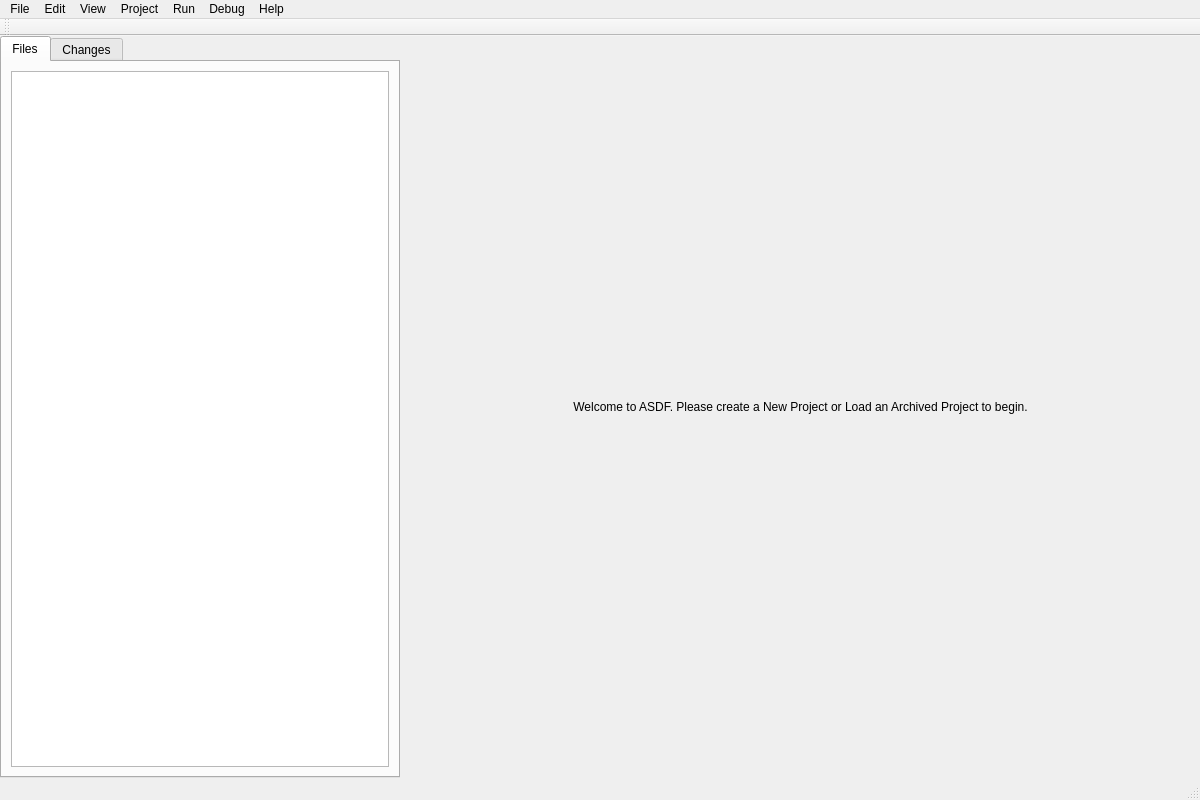
Above: gui/main_window.ui from mariolewis/asdf_factory before the change. Below: the same form after it.
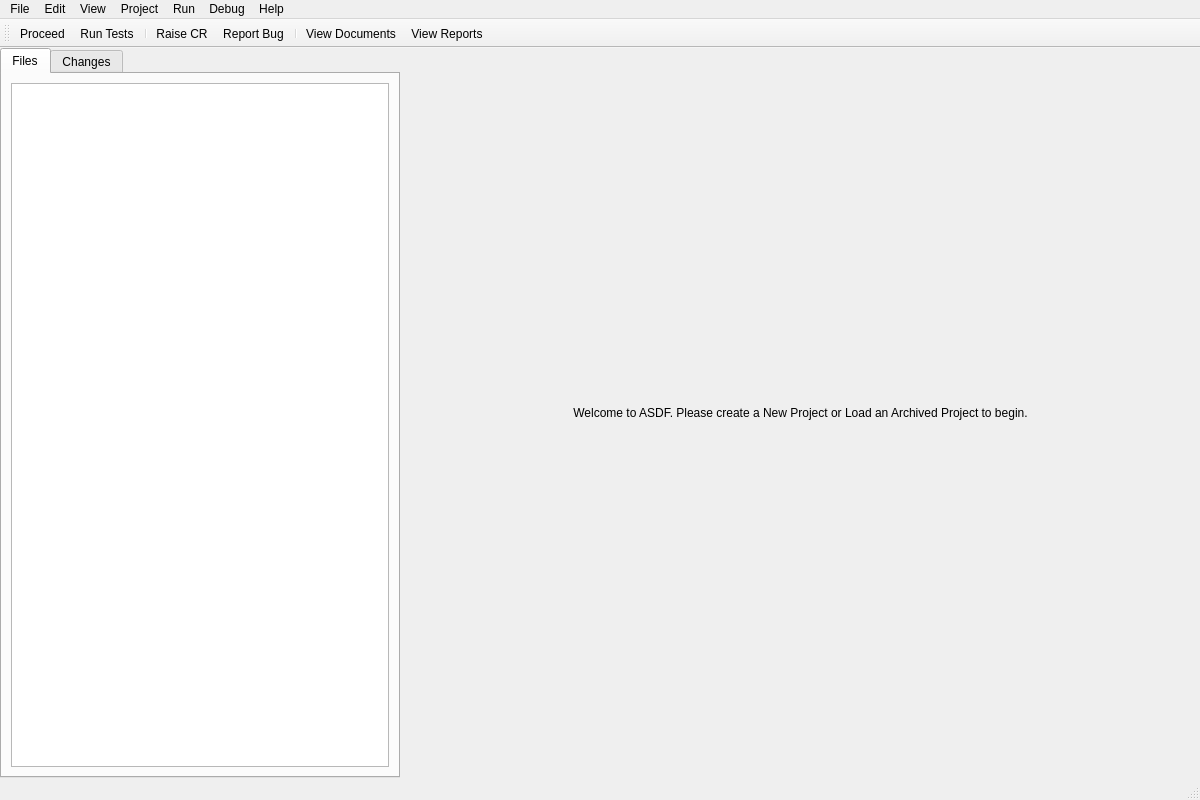
That is the form after the change.

Patch:
```diff
--- a/gui/main_window.ui
+++ b/gui/main_window.ui
@@ -179,6 +179,14 @@
    <attribute name="toolBarBreak">
     <bool>false</bool>
    </attribute>
+   <addaction name="actionProceed"/>
+   <addaction name="actionRun_Tests"/>
+   <addaction name="separator"/>
+   <addaction name="actionRaise_CR"/>
+   <addaction name="actionReport_Bug"/>
+   <addaction name="separator"/>
+   <addaction name="actionView_Documents"/>
+   <addaction name="actionView_Reports"/>
   </widget>
   <action name="actionNew_Project">
    <property name="text">
@@ -205,6 +213,59 @@
     <string>Exit</string>
    </property>
   </action>
+  <action name="actionAbout_ASDF">
+   <property name="text">
+    <string>About ASDF</string>
+   </property>
+  </action>
+  <action name="actionProceed">
+   <property name="text">
+    <string>Proceed</string>
+   </property>
+   <property name="toolTip">
+    <string>Proceed with the next step</string>
+   </property>
+  </action>
+  <action name="actionRun_Tests">
+   <property name="text">
+    <string>Run Tests</string>
+   </property>
+   <property name="toolTip">
+    <string>Run full test suite for the project</string>
+   </property>
+  </action>
+  <action name="actionRaise_CR">
+   <property name="text">
+    <string>Raise CR</string>
+   </property>
+   <property name="toolTip">
+    <string>Raise a new Change Request</string>
+   </property>
+  </action>
+  <action name="actionReport_Bug">
+   <property name="text">
+    <string>Report Bug</string>
+   </property>
+   <property name="toolTip">
+    <string>Report a new bug</string>
+   </property>
+  </action>
+  <action name="actionView_Documents">
+   <property name="text">
+    <string>View Documents</string>
+   </property>
+   <property name="toolTip">
+    <string>View project documents</string>
+   </property>
+  </action>
+  <action name="actionView_Reports">
+   <property name="text">
+    <string>View Reports</string>
+   </property>
+   <property name="toolTip">
+    <string>View project reports</string>
+   </property>
+  </action>
  </widget>
  <resources/>
  <connections/>
```
Left out of the diff: 11 changed lines with no effect on the pictures.
